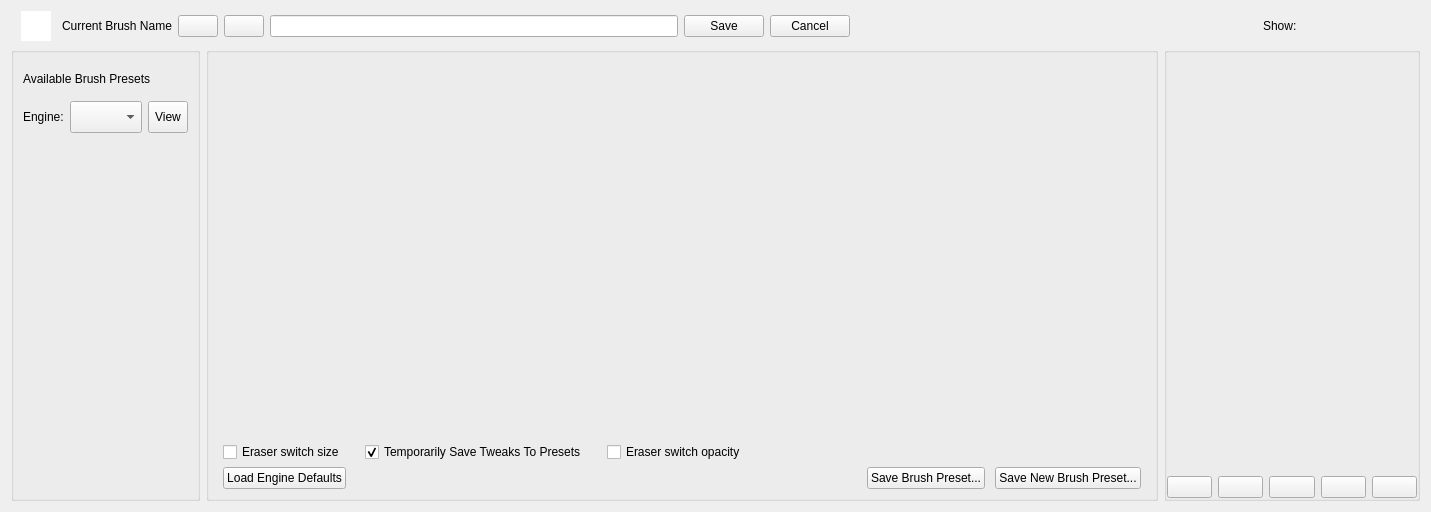
Old version of the form libs/ui/forms/wdgpaintopsettings.ui in the repository KDE/krita.
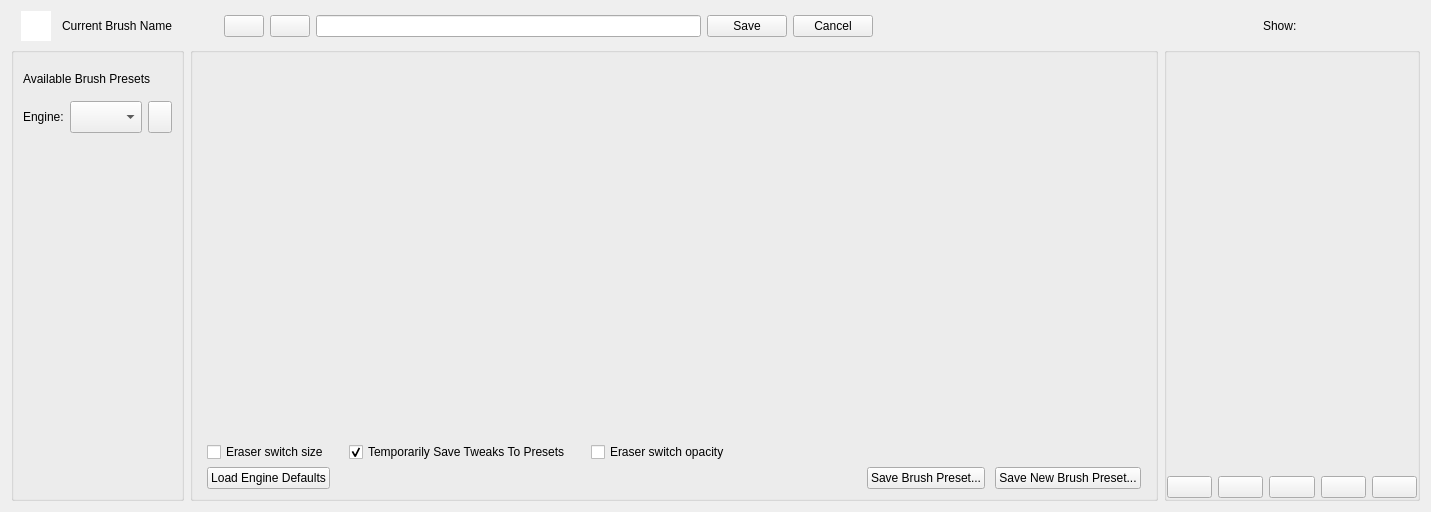
New version of the form. Custom widgets are drawn as their Qt base class.

Commit message: hook up a dirty icon to the brush editor so we know if the current brush is dirty or not

The edit to the form file:
```diff
--- a/libs/ui/forms/wdgpaintopsettings.ui
+++ b/libs/ui/forms/wdgpaintopsettings.ui
@@ -399,6 +399,28 @@
        </property>
       </widget>
      </item>
+     <item>
+      <widget class="QPushButton" name="dirtyPresetIndicatorButton">
+       <property name="sizePolicy">
+        <sizepolicy hsizetype="Fixed" vsizetype="Fixed">
+         <horstretch>0</horstretch>
+         <verstretch>0</verstretch>
+        </sizepolicy>
+       </property>
+       <property name="maximumSize">
+        <size>
+         <width>50</width>
+         <height>16777215</height>
+        </size>
+       </property>
+       <property name="text">
+        <string/>
+       </property>
+       <property name="flat">
+        <bool>true</bool>
+       </property>
+      </widget>
+     </item>
      <item>
       <widget class="QPushButton" name="renameBrushPresetButton">
        <property name="sizePolicy">
@@ -581,7 +603,7 @@
            </sizepolicy>
           </property>
           <property name="text">
-           <string>View</string>
+           <string/>
           </property>
          </widget>
         </item>
```
Left out of the diff: 2 changed lines with no effect on the pictures. The commit also changes 2 other files.
